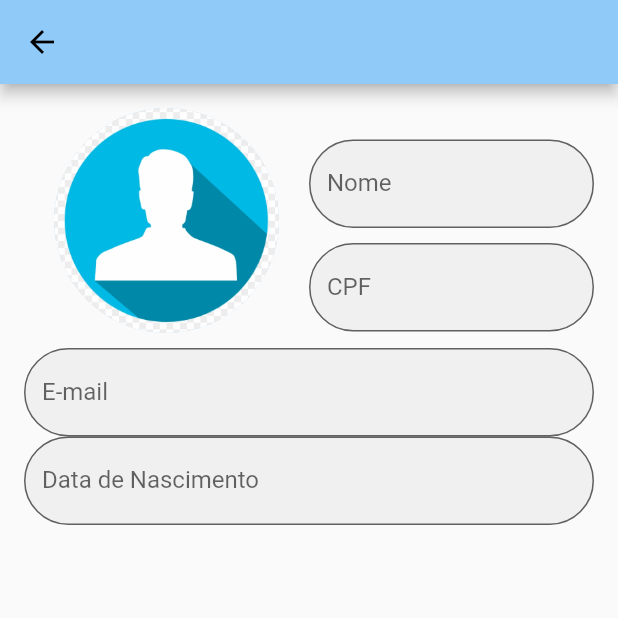
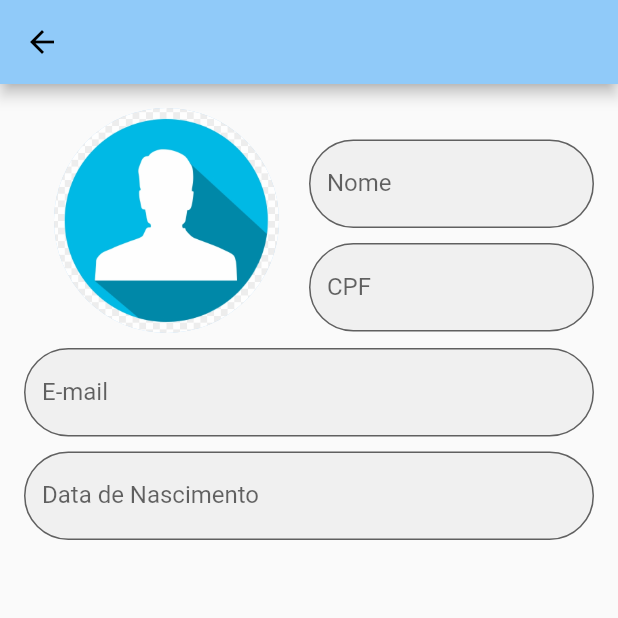
Before and after one commit to GustBM/carteiramedapp, a Flutter app: the NewUserScreen screen opened by its route, on a phone screen of 412 x 824 dp, the top half of it. Run offline on Flutter 3.47's test engine with Material 2 defaults, Android fonts, the phone set to English and light mode, and no system bars; our stand-ins replace cloud_firestore, firebase_auth, mask_text_input_formatter; accounts and stored records are empty.

Commit message:
Ajuste user info

```diff
--- a/lib/screens/new_user_screen.dart
+++ b/lib/screens/new_user_screen.dart
@@ -1,6 +1,7 @@
-import 'package:carteiramedapp/widgets/user_info_form_datefield.dart';
-import 'package:carteiramedapp/widgets/user_info_form_textfield.dart';
 import 'package:flutter/material.dart';
+
+import 'package:carteiramedapp/widgets/user_info/user_info_form_datefield.dart';
+import 'package:carteiramedapp/widgets/user_info/user_info_form_textfield.dart';
 
 class NewUserScreen extends StatelessWidget {
   static const routeName = '/new-user';
@@ -35,18 +36,19 @@ class NewUserScreen extends StatelessWidget {
                     child: Column(
                       children: [
                         SizedBox(height: 20),
-                        UserInfoFormTextField('Nome', _nameController, ''),
+                        UserInfoFormTextField('Nome', _nameController, null),
                         SizedBox(height: 10),
-                        UserInfoFormTextField('CPF', _cpfController, ''),
+                        UserInfoFormTextField('CPF', _cpfController, null),
                       ],
                     ),
                   ),
                 ],
               ),
               SizedBox(height: 10),
-              UserInfoFormTextField('E-mail', _emailController, ''),
+              UserInfoFormTextField('E-mail', _emailController, null),
+              SizedBox(height: 10),
               UserInfoFormDateField(
-                  'Data de Nascimento', _bthdayController, ''),
+                  'Data de Nascimento', _bthdayController, null),
             ],
           ),
         ),
--- a/lib/screens/user_info_screen.dart
+++ b/lib/screens/user_info_screen.dart
@@ -1,7 +1,8 @@
-import 'package:carteiramedapp/models/user_info.dart';
-import 'package:carteiramedapp/widgets/user_info_form_textfield.dart';
 import 'package:flutter/cupertino.dart';
 import 'package:flutter/material.dart';
+
+import 'package:carteiramedapp/models/user_info.dart';
+import 'package:carteiramedapp/widgets/user_info/user_info_form_textfield.dart';
 
 class UserInfoScreen extends StatelessWidget {
   static const routeName = '/user-info';
```
Also changed, not shown: lib/widgets/user_info/user_info_form_list.dart (added, +19 -0 lines), lib/widgets/user_info/user_info_form_datefield.dart (renamed from lib/widgets/user_info_form_datefield.dart), lib/widgets/user_info/user_info_form_textfield.dart (renamed from lib/widgets/user_info_form_textfield.dart).
